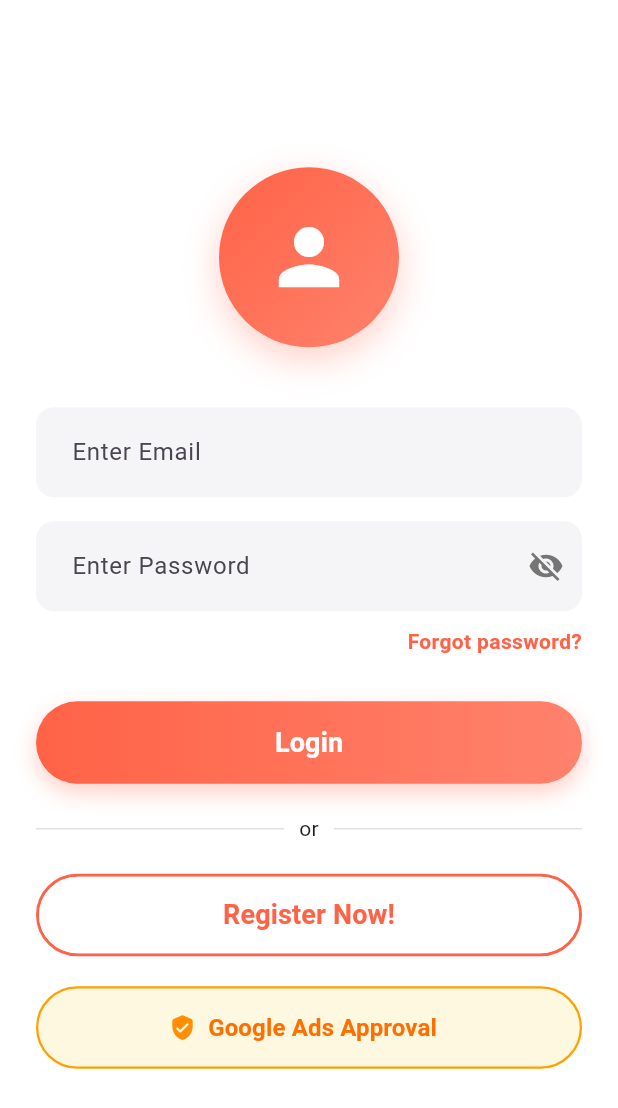
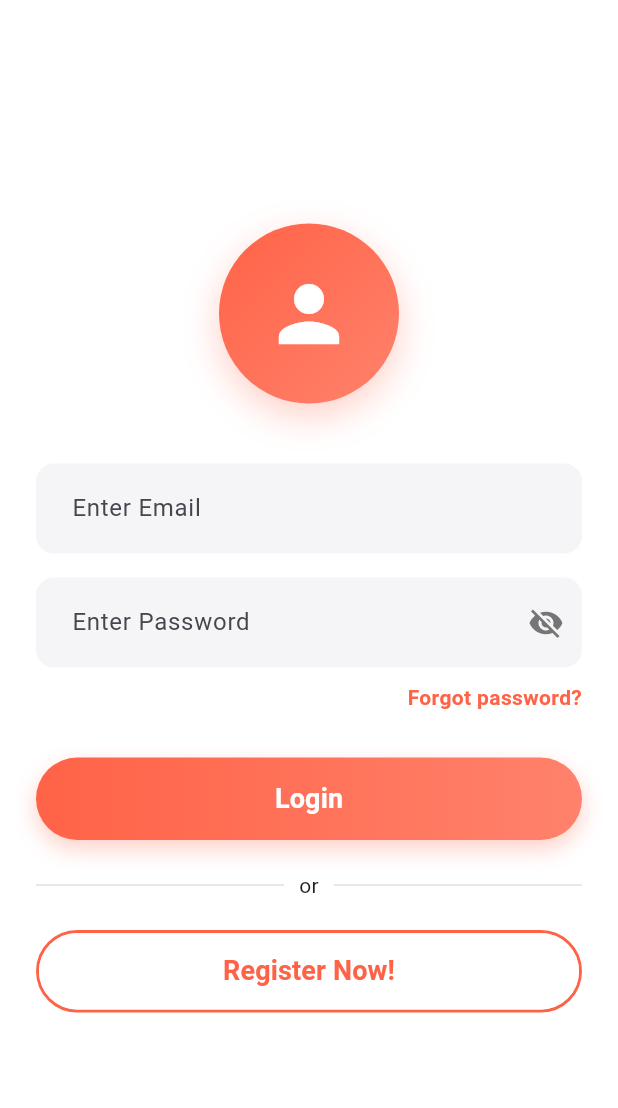
Before and after one commit to Nazmul64/globalmoneyltdappfinalapp, a Flutter app: the screen it shows after launch, on a phone screen of 412 x 824 dp. Shown: the top 1108 px of the screen. Run offline on Flutter 3.47's test engine with Material 3 defaults, Android fonts, the phone set to English and light mode, and no system bars; our stand-ins replace cached_network_image, firebase_core, firebase_messaging, flutter_local_notifications, google_fonts, google_mobile_ads and 3 more; missing offline and left inert: onesignal_flutter, startapp_sdk; accounts and stored records are empty; network calls fail.

Commit message:
Remove Google Ads Approval button from Login screen

```diff
--- a/lib/login.dart
+++ b/lib/login.dart
@@ -12,7 +12,6 @@ import 'home_page.dart';
 import 'register.dart';
 import 'forgot_password.dart';
 import 'config/api_config.dart';
-import 'google_ads_approval.dart';
 
 // ==================== LOGO MODEL ====================
 class AppLogo {
@@ -304,8 +303,6 @@ class _LoginScreenState extends State<LoginScreen> {
                   _buildDivider(),
                   const SizedBox(height: 20),
                   _buildRegisterButton(),
-                  const SizedBox(height: 20),
-                  _buildGoogleAdsApprovalButton(),
                 ],
               ),
             ),
@@ -555,47 +552,6 @@ class _LoginScreenState extends State<LoginScreen> {
   }
 
   // ====================================================================
-  // 🔘 GOOGLE ADS APPROVAL BUTTON
-  // ====================================================================
-  Widget _buildGoogleAdsApprovalButton() {
-    return Container(
-      width: double.infinity,
-      height: 55,
-      decoration: BoxDecoration(
-        color: Colors.amber.shade50,
-        border: Border.all(color: Colors.amber.shade700, width: 1.5),
-        borderRadius: BorderRadius.circular(30),
-      ),
-      child: ElevatedButton.icon(
-        onPressed: () {
-          Navigator.push(
-            context,
-            MaterialPageRoute(
-              builder: (context) => const GoogleAdsApprovalScreen(),
-            ),
-          );
-        },
-        icon: Icon(Icons.verified_user_rounded, color: Colors.amber.shade800),
-        label: Text(
-          "Google Ads Approval",
-          style: TextStyle(
-            fontSize: 16,
-            color: Colors.amber.shade900,
-            fontWeight: FontWeight.bold,
-          ),
-        ),
-        style: ElevatedButton.styleFrom(
-          backgroundColor: Colors.transparent,
-          shadowColor: Colors.transparent,
-          shape: RoundedRectangleBorder(
-            borderRadius: BorderRadius.circular(30),
-          ),
-        ),
-      ),
-    );
-  }
-
-  // ====================================================================
   // 🎨 INPUT DECORATION
   // ====================================================================
   InputDecoration _inputDecoration(String hint) => InputDecoration(
```
